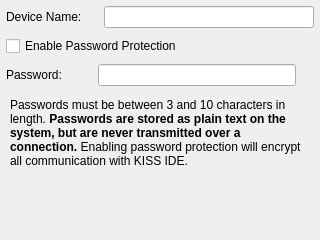
Old version of the form ui/CommunicationSettingsWidget.ui in the repository kipr/botui.
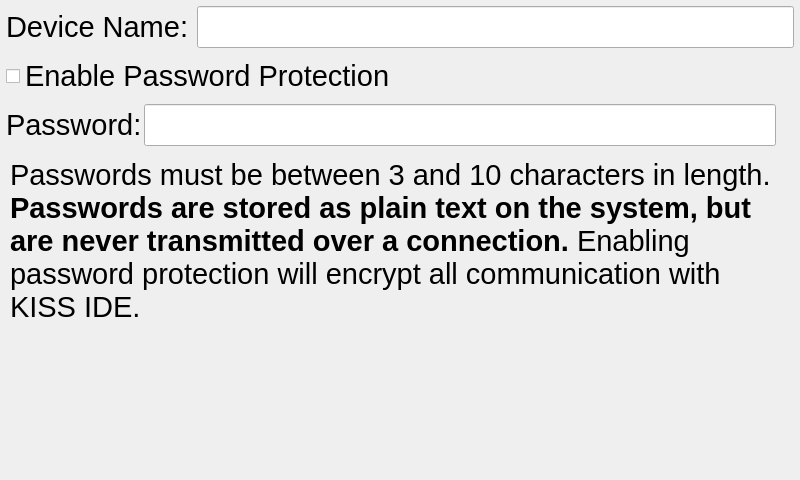
New version of the form. Icons and pictures are not drawn. Custom widgets are drawn as their Qt base class.

```diff
--- a/ui/CommunicationSettingsWidget.ui
+++ b/ui/CommunicationSettingsWidget.ui
@@ -6,8 +6,8 @@
    <rect>
     <x>0</x>
     <y>0</y>
-    <width>320</width>
-    <height>240</height>
+    <width>800</width>
+    <height>480</height>
    </rect>
   </property>
   <property name="windowTitle">
@@ -26,22 +26,38 @@
       <widget class="QLabel" name="label">
        <property name="minimumSize">
         <size>
-         <width>90</width>
+         <width>180</width>
          <height>0</height>
         </size>
        </property>
+       <property name="font">
+        <font>
+         <pointsize>22</pointsize>
+        </font>
+       </property>
        <property name="text">
         <string>Device Name:</string>
        </property>
       </widget>
      </item>
      <item>
-      <widget class="LineEdit" name="deviceName"/>
+      <widget class="LineEdit" name="deviceName">
+       <property name="font">
+        <font>
+         <pointsize>22</pointsize>
+        </font>
+       </property>
+      </widget>
      </item>
     </layout>
    </item>
    <item>
     <widget class="QCheckBox" name="passworded">
+     <property name="font">
+      <font>
+       <pointsize>22</pointsize>
+      </font>
+     </property>
      <property name="text">
       <string>Enable Password Protection</string>
      </property>
@@ -66,6 +82,11 @@
          <height>0</height>
         </size>
        </property>
+       <property name="font">
+        <font>
+         <pointsize>22</pointsize>
+        </font>
+       </property>
        <property name="text">
         <string>Password:</string>
        </property>
@@ -73,6 +94,11 @@
      </item>
      <item>
       <widget class="LineEdit" name="password">
+       <property name="font">
+        <font>
+         <pointsize>22</pointsize>
+        </font>
+       </property>
        <property name="echoMode">
         <enum>QLineEdit::Normal</enum>
        </property>
@@ -148,6 +174,11 @@
        </disabled>
       </palette>
      </property>
+     <property name="font">
+      <font>
+       <pointsize>22</pointsize>
+      </font>
+     </property>
      <property name="frameShape">
       <enum>QFrame::NoFrame</enum>
      </property>
@@ -161,8 +192,8 @@
       <string>&lt;!DOCTYPE HTML PUBLIC &quot;-//W3C//DTD HTML 4.0//EN&quot; &quot;http://www.w3.org/TR/REC-html40/strict.dtd&quot;&gt;
 &lt;html&gt;&lt;head&gt;&lt;meta name=&quot;qrichtext&quot; content=&quot;1&quot; /&gt;&lt;style type=&quot;text/css&quot;&gt;
 p, li { white-space: pre-wrap; }
-&lt;/style&gt;&lt;/head&gt;&lt;body style=&quot; font-family:'Lucida Grande'; font-size:13pt; font-weight:400; font-style:normal;&quot;&gt;
-&lt;p style=&quot; margin-top:0px; margin-bottom:0px; margin-left:0px; margin-right:0px; -qt-block-indent:0; text-indent:0px;&quot;&gt;&lt;span style=&quot; font-size:9pt;&quot;&gt;Passwords must be between 3 and 10 characters in length. &lt;/span&gt;&lt;span style=&quot; font-size:9pt; font-weight:600;&quot;&gt;Passwords are stored as plain text on the system, but are never transmitted over a connection. &lt;/span&gt;&lt;span style=&quot; font-size:9pt;&quot;&gt;Enabling password protection will encrypt all communication with KISS IDE.&lt;/span&gt;&lt;/p&gt;&lt;/body&gt;&lt;/html&gt;</string>
+&lt;/style&gt;&lt;/head&gt;&lt;body style=&quot; font-family:'Ubuntu'; font-size:22pt; font-weight:400; font-style:normal;&quot;&gt;
+&lt;p style=&quot; margin-top:0px; margin-bottom:0px; margin-left:0px; margin-right:0px; -qt-block-indent:0; text-indent:0px;&quot;&gt;&lt;span style=&quot; font-family:'Lucida Grande';&quot;&gt;Passwords must be between 3 and 10 characters in length. &lt;/span&gt;&lt;span style=&quot; font-family:'Lucida Grande'; font-weight:600;&quot;&gt;Passwords are stored as plain text on the system, but are never transmitted over a connection. &lt;/span&gt;&lt;span style=&quot; font-family:'Lucida Grande';&quot;&gt;Enabling password protection will encrypt all communication with KISS IDE.&lt;/span&gt;&lt;/p&gt;&lt;/body&gt;&lt;/html&gt;</string>
      </property>
      <property name="textInteractionFlags">
       <set>Qt::NoTextInteraction</set>
```
